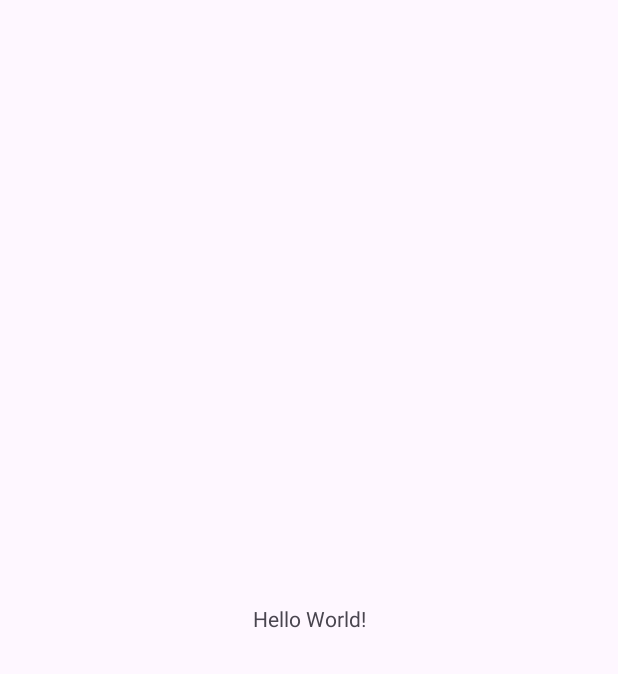
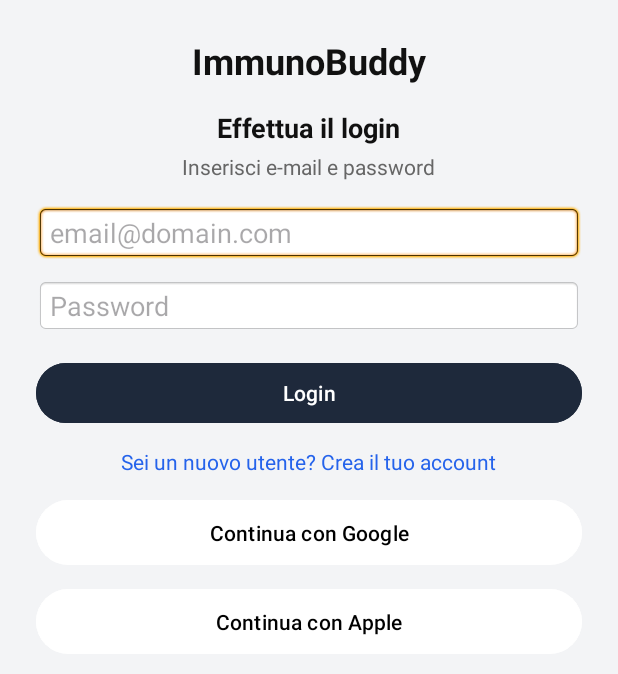
Before and after one commit to LunarTear-22/ImmunoBuddy, an Android app: the screen it shows after launch (MainActivity), on a phone screen of 412 x 824 dp. Before the commit the part shown is almost empty. Shown: the top 674 px of the screen. Run offline under Robolectric (Android 15) with nearby library versions, the phone set to English and light mode, and no system bars.

Commit message:
Aggiunta Login/Registrazione

```diff
--- a/app/src/main/AndroidManifest.xml
+++ b/app/src/main/AndroidManifest.xml
@@ -1,6 +1,7 @@
 <?xml version="1.0" encoding="utf-8"?>
 <manifest xmlns:android="http://schemas.android.com/apk/res/android"
-    xmlns:tools="http://schemas.android.com/tools">
+    xmlns:tools="http://schemas.android.com/tools"
+    package="com.example.immunobuddy">
 
     <application
         android:allowBackup="true"
--- /dev/null
+++ b/app/src/main/java/com/example/immunobuddy/LoginFragment.java
@@ -0,0 +1,65 @@
+package com.example.immunobuddy;
+
+import android.content.Context;
+import android.content.Intent;
+import android.content.SharedPreferences;
+import android.os.Bundle;
+import android.view.View;
+import android.widget.Button;
+import android.widget.EditText;
+import android.widget.TextView;
+import android.widget.Toast;
+import androidx.annotation.NonNull;
+import androidx.annotation.Nullable;
+import androidx.fragment.app.Fragment;
+
+
+import com.google.android.gms.auth.api.signin.GoogleSignInClient;
+
+public class LoginFragment extends Fragment {
+    public LoginFragment() {
+        super(R.layout.login_screen);
+    }
+
+    @Override
+    public void onViewCreated(@NonNull View view, @Nullable Bundle savedInstanceState) {
+        EditText email = view.findViewById(R.id.emailLogin);
+        EditText password = view.findViewById(R.id.passwordLogin);
+        Button loginButton = view.findViewById(R.id.loginButton);
+        TextView toRegister = view.findViewById(R.id.toRegister);
+        Button googleLogin = view.findViewById(R.id.googleLoginButton);
+        Button appleLogin = view.findViewById(R.id.appleLoginButton);
+
+        loginButton.setOnClickListener(v -> {
+            String emailText = email.getText().toString();
+            String passText = password.getText().toString();
+
+            if (emailText.isEmpty() || passText.isEmpty()) {
+                Toast.makeText(getActivity(), "Inserisci email e password", Toast.LENGTH_SHORT).show();
+                return;
+            }
+
+            SharedPreferences prefs = requireActivity().getSharedPreferences("UserPrefs", Context.MODE_PRIVATE);
+            String savedEmail = prefs.getString("email", "");
+            String savedPassword = prefs.getString("password", "");
+
+            if (emailText.equals(savedEmail) && passText.equals(savedPassword)) {
+                Toast.makeText(getActivity(), "Login avvenuto con successo", Toast.LENGTH_SHORT).show();
+            } else {
+                Toast.makeText(getActivity(), "Credenziali errate", Toast.LENGTH_SHORT).show();
+            }
+        });
+
+        toRegister.setOnClickListener(v -> ((MainActivity) requireActivity()).showRegister());
+
+        googleLogin.setOnClickListener(v -> {
+            MainActivity activity = (MainActivity) requireActivity();
+            Intent signInIntent = activity.googleSignInClient.getSignInIntent();
+            startActivityForResult(signInIntent, MainActivity.RC_SIGN_IN);
+        });
+
+        appleLogin.setOnClickListener(v -> {
+            Toast.makeText(getActivity(), "Apple Sign-In non è ancora disponibile su Android", Toast.LENGTH_SHORT).show();
+        });
+    }
+}
--- a/app/src/main/java/com/example/immunobuddy/MainActivity.java
+++ b/app/src/main/java/com/example/immunobuddy/MainActivity.java
@@ -1,23 +1,61 @@
 package com.example.immunobuddy;
 
 import android.os.Bundle;
+import androidx.appcompat.app.AppCompatActivity;
+import androidx.fragment.app.FragmentManager;
 
-import androidx.appcompat.app.AppCompatActivity;
-import androidx.core.graphics.Insets;
-import androidx.core.view.ViewCompat;
-import androidx.core.view.WindowInsetsCompat;
+
+import com.google.android.gms.auth.api.signin.GoogleSignIn;
+import com.google.android.gms.auth.api.signin.GoogleSignInAccount;
+import com.google.android.gms.auth.api.signin.GoogleSignInClient;
+import com.google.android.gms.auth.api.signin.GoogleSignInOptions;
+import com.google.android.gms.common.api.ApiException;
+import android.content.Intent;
+import android.widget.Toast;
 
 public class MainActivity extends AppCompatActivity {
+    FragmentManager fragmentManager;
+    public static final int RC_SIGN_IN = 9001;
+    public GoogleSignInClient googleSignInClient;
 
     @Override
     protected void onCreate(Bundle savedInstanceState) {
         super.onCreate(savedInstanceState);
+        setContentView(R.layout.activity_main);
+        fragmentManager = getSupportFragmentManager();
 
-        setContentView(R.layout.activity_main);
-        ViewCompat.setOnApplyWindowInsetsListener(findViewById(R.id.main), (v, insets) -> {
-            Insets systemBars = insets.getInsets(WindowInsetsCompat.Type.systemBars());
-            v.setPadding(systemBars.left, systemBars.top, systemBars.right, systemBars.bottom);
-            return insets;
-        });
+        GoogleSignInOptions gso = new GoogleSignInOptions.Builder(GoogleSignInOptions.DEFAULT_SIGN_IN)
+                .requestEmail()
+                .build();
+        googleSignInClient = GoogleSignIn.getClient(this, gso);
+
+        fragmentManager.beginTransaction()
+                .replace(R.id.container, new LoginFragment())
+                .commit();
+    }
+
+    public void showRegister() {
+        fragmentManager.beginTransaction()
+                .replace(R.id.container, new RegisterFragment())
+                .commit();
+    }
+
+    public void showLogin() {
+        fragmentManager.beginTransaction()
+                .replace(R.id.container, new LoginFragment())
+                .commit();
+    }
+
+    @Override
+    public void onActivityResult(int requestCode, int resultCode, Intent data) {
+        super.onActivityResult(requestCode, resultCode, data);
+        if (requestCode == RC_SIGN_IN) {
+            try {
+                GoogleSignInAccount account = GoogleSignIn.getSignedInAccountFromIntent(data).getResult(ApiException.class);
+                Toast.makeText(this, "Accesso Google riuscito: " + account.getEmail(), Toast.LENGTH_SHORT).show();
+            } catch (ApiException e) {
+                Toast.makeText(this, "Accesso Google fallito", Toast.LENGTH_SHORT).show();
+            }
+        }
     }
 }
--- /dev/null
+++ b/app/src/main/res/drawable/ic_apple.xml
@@ -0,0 +1,4 @@
+<?xml version="1.0" encoding="utf-8"?>
+<selector xmlns:android="http://schemas.android.com/apk/res/android">
+
+</selector>
--- /dev/null
+++ b/app/src/main/res/drawable/ic_google.xml
@@ -0,0 +1,4 @@
+<?xml version="1.0" encoding="utf-8"?>
+<selector xmlns:android="http://schemas.android.com/apk/res/android">
+
+</selector>
--- a/app/src/main/res/layout/activity_main.xml
+++ b/app/src/main/res/layout/activity_main.xml
@@ -1,19 +1,6 @@
 <?xml version="1.0" encoding="utf-8"?>
-<androidx.constraintlayout.widget.ConstraintLayout xmlns:android="http://schemas.android.com/apk/res/android"
-    xmlns:app="http://schemas.android.com/apk/res-auto"
-    xmlns:tools="http://schemas.android.com/tools"
-    android:id="@+id/main"
+<FrameLayout xmlns:android="http://schemas.android.com/apk/res/android"
+    android:id="@+id/container"
     android:layout_width="match_parent"
     android:layout_height="match_parent"
-    tools:context=".MainActivity">
-
-    <TextView
-        android:layout_width="wrap_content"
-        android:layout_height="wrap_content"
-        android:text="Hello World!"
-        app:layout_constraintBottom_toBottomOf="parent"
-        app:layout_constraintEnd_toEndOf="parent"
-        app:layout_constraintStart_toStartOf="parent"
-        app:layout_constraintTop_toTopOf="parent" />
-
-</androidx.constraintlayout.widget.ConstraintLayout>
+    android:background="#F3F4F6" />
--- /dev/null
+++ b/app/src/main/res/layout/login_screen.xml
@@ -0,0 +1,101 @@
+<?xml version="1.0" encoding="utf-8"?>
+<ScrollView xmlns:android="http://schemas.android.com/apk/res/android"
+    android:layout_width="match_parent"
+    android:layout_height="match_parent">
+
+    <LinearLayout
+        android:layout_width="match_parent"
+        android:layout_height="match_parent"
+        android:orientation="vertical"
+        android:padding="24dp"
+        android:gravity="center_horizontal">
+
+        <TextView
+            android:layout_width="wrap_content"
+            android:layout_height="wrap_content"
+            android:text="ImmunoBuddy"
+            android:textSize="24sp"
+            android:textStyle="bold"
+            android:layout_marginBottom="16dp"
+            android:textColor="#111" />
+
+        <TextView
+            android:layout_width="wrap_content"
+            android:layout_height="wrap_content"
+            android:text="Effettua il login"
+            android:textSize="18sp"
+            android:textStyle="bold"
+            android:layout_marginBottom="4dp"
+            android:textColor="#111" />
+
+        <TextView
+            android:layout_width="wrap_content"
+            android:layout_height="wrap_content"
+            android:text="Inserisci e-mail e password"
+            android:textSize="14sp"
+            android:textColor="#666"
+            android:layout_marginBottom="16dp" />
+
+        <EditText
+            android:id="@+id/emailLogin"
+            android:hint="email@domain.com"
+            android:inputType="textEmailAddress"
+            android:layout_width="match_parent"
+            android:layout_height="wrap_content"
+            android:background="@android:drawable/editbox_background" />
+
+        <EditText
+            android:id="@+id/passwordLogin"
+            android:hint="Password"
+            android:inputType="textPassword"
+            android:layout_width="match_parent"
+            android:layout_height="wrap_content"
+            android:layout_marginTop="12dp"
+            android:background="@android:drawable/editbox_background" />
+
+        <Button
+            android:id="@+id/loginButton"
+            android:text="Login"
+            android:layout_width="match_parent"
+            android:layout_height="wrap_content"
+            android:layout_marginTop="16dp"
+            android:backgroundTint="#1E293B"
+            android:textColor="#fff" />
+
+        <TextView
+            android:layout_width="wrap_content"
+            android:layout_height="wrap_content"
+            android:id="@+id/toRegister"
+            android:text="Sei un nuovo utente? Crea il tuo account"
+            android:textSize="14sp"
+            android:textColor="#2563EB"
+            android:layout_marginTop="12dp"
+            android:gravity="center"
+            android:clickable="true"
+            android:focusable="true" />
+        <Button
+            android:id="@+id/googleLoginButton"
+            android:layout_width="match_parent"
+            android:layout_height="wrap_content"
+            android:text="Continua con Google"
+            android:drawableStart="@drawable/ic_google"
+            android:padding="12dp"
+            android:backgroundTint="@color/white"
+            android:textColor="@color/black"
+            android:elevation="4dp"
+            android:layout_marginTop="12dp" />
+
+        <Button
+            android:id="@+id/appleLoginButton"
+            android:layout_width="match_parent"
+            android:layout_height="wrap_content"
+            android:text="Continua con Apple"
+            android:drawableStart="@drawable/ic_apple"
+            android:padding="12dp"
+            android:backgroundTint="@color/white"
+            android:textColor="@color/black"
+            android:elevation="4dp"
+            android:layout_marginTop="8dp" />
+
+    </LinearLayout>
+</ScrollView>
--- a/build.gradle.kts
+++ b/build.gradle.kts
@@ -1,4 +1,9 @@
 // Top-level build file where you can add configuration options common to all sub-projects/modules.
 plugins {
+    // Your existing Android application plugin (assuming it's for the app module)
     alias(libs.plugins.android.application) apply false
+
+    // Add the Google Services plugin here
+    alias(libs.plugins.googleServices) apply false // Or use the string ID if not in version catalog
+    // For example: id("com.google.gms.google-services") version "4.4.1" apply false
 }
```
Also changed, not shown: app/build.gradle.kts (+9 -3 lines), app/src/main/java/com/example/immunobuddy/RegisterFragment.java (added, +44 -0 lines), app/src/main/res/layout/register_screen.xml (added, +72 -0 lines), gradle/libs.versions.toml (+6 -3 lines), 1 other file.
